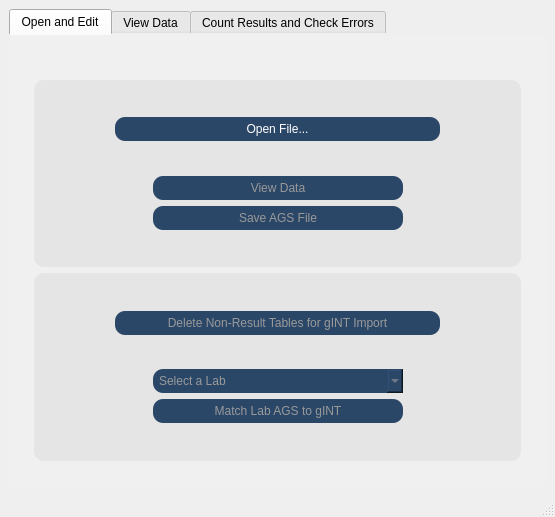
Old version of the form common/assets/ui/mainwindow_tableview.ui in the repository lachesis17/AGS-GUI.
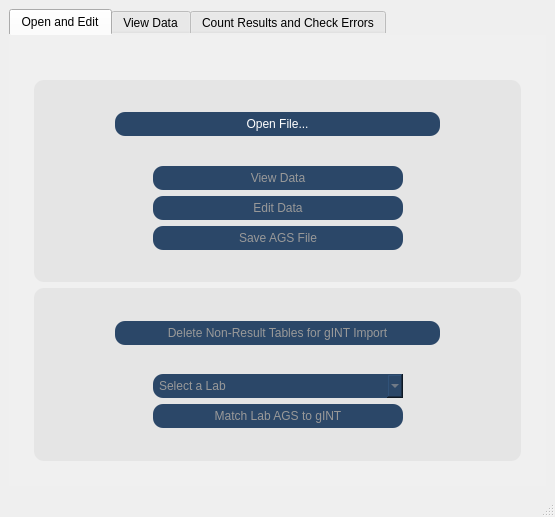
New version of the form.

The edit to the form file:
```diff
--- a/common/assets/ui/mainwindow_tableview.ui
+++ b/common/assets/ui/mainwindow_tableview.ui
@@ -52,14 +52,14 @@
 	background: #f0f0f0;
 	border: 0;
 	border-color: #f0f0f0;
-	border-raduis: 0;
+	border-radius: 0;
 }
 
 QTabWidget::pane {
 	background: #f0f0f0;
 	border: 0;
 	border-color: #f0f0f0;
-	border-raduis: 0;
+	border-radius: 0;
 }
 
 </string>
@@ -312,7 +312,7 @@
                     </spacer>
                    </item>
                    <item>
-                    <widget class="QPushButton" name="pandas_gui">
+                    <widget class="QPushButton" name="view_data">
                      <property name="enabled">
                       <bool>false</bool>
                      </property>
@@ -384,6 +384,94 @@
                    </item>
                   </layout>
                  </item>
+                 <item>
+                  <layout class="QHBoxLayout" name="horizontalLayout_23">
+                   <item>
+                    <spacer name="horizontalSpacer_6">
+                     <property name="orientation">
+                      <enum>Qt::Horizontal</enum>
+                     </property>
+                     <property name="sizeHint" stdset="0">
+                      <size>
+                       <width>40</width>
+                       <height>20</height>
+                      </size>
+                     </property>
+                    </spacer>
+                   </item>
+                   <item>
+                    <widget class="QPushButton" name="pandas_gui">
+                     <property name="enabled">
+                      <bool>false</bool>
+                     </property>
+                     <property name="sizePolicy">
+                      <sizepolicy hsizetype="MinimumExpanding" vsizetype="MinimumExpanding">
+                       <horstretch>0</horstretch>
+                       <verstretch>0</verstretch>
+                      </sizepolicy>
+                     </property>
+                     <property name="minimumSize">
+                      <size>
+                       <width>250</width>
+                       <height>24</height>
+                      </size>
+                     </property>
+                     <property name="maximumSize">
+                      <size>
+                       <width>16777215</width>
+                       <height>16777215</height>
+                      </size>
+                     </property>
+                     <property name="font">
+                      <font>
+                       <family>Tahoma</family>
+                       <pointsize>9</pointsize>
+                       <weight>50</weight>
+                       <italic>false</italic>
+                       <bold>false</bold>
+                      </font>
+                     </property>
+                     <property name="styleSheet">
+                      <string notr="true">QPushButton {
+    border-radius: 10px;
+	font: 9pt &quot;Tahoma&quot;;
+    background: #2b4768;
+    color: white;
+	padding:5px;
+}
+
+QPushButton:selected { /* italicize selected tabs */
+    color: black;
+}
+
+QPushButton:hover { /* italicize selected tabs */
+    background: #6bb7dd;
+}
+
+QPushButton:disabled { 
+    color: #999999;
+}</string>
+                     </property>
+                     <property name="text">
+                      <string>Edit Data</string>
+                     </property>
+                    </widget>
+                   </item>
+                   <item>
+                    <spacer name="horizontalSpacer_7">
+                     <property name="orientation">
+                      <enum>Qt::Horizontal</enum>
+                     </property>
+                     <property name="sizeHint" stdset="0">
+                      <size>
+                       <width>40</width>
+                       <height>20</height>
+                      </size>
+                     </property>
+                    </spacer>
+                   </item>
+                  </layout>
+                 </item>
                  <item>
                   <layout class="QHBoxLayout" name="horizontalLayout_3">
                    <item>
```
